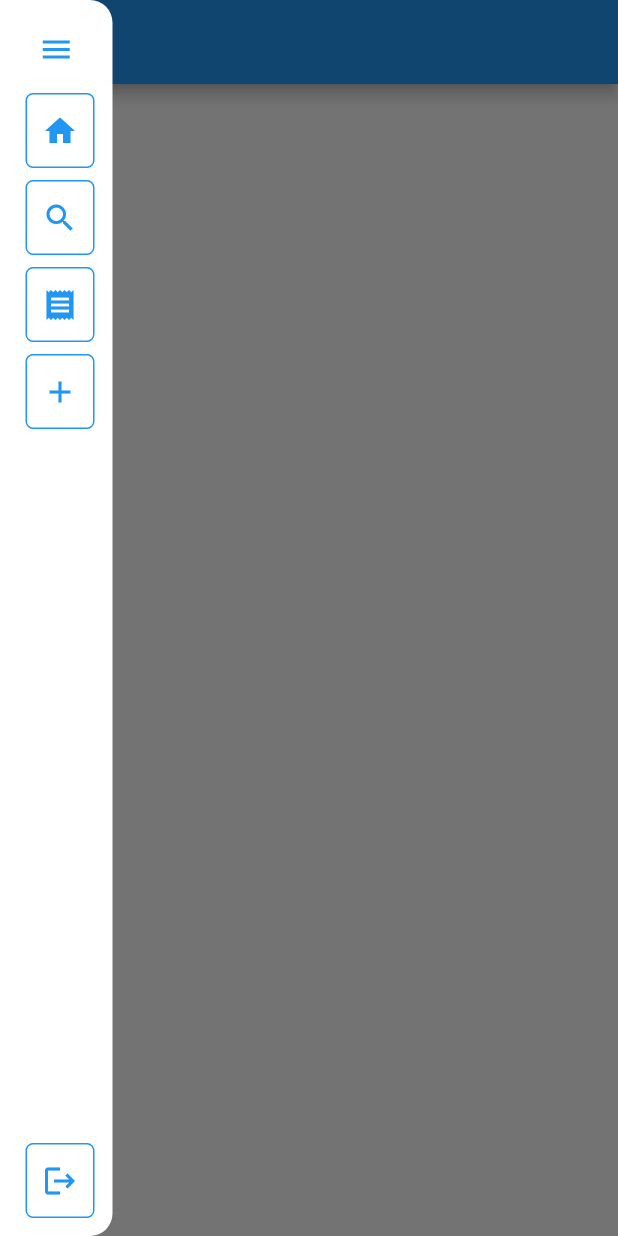
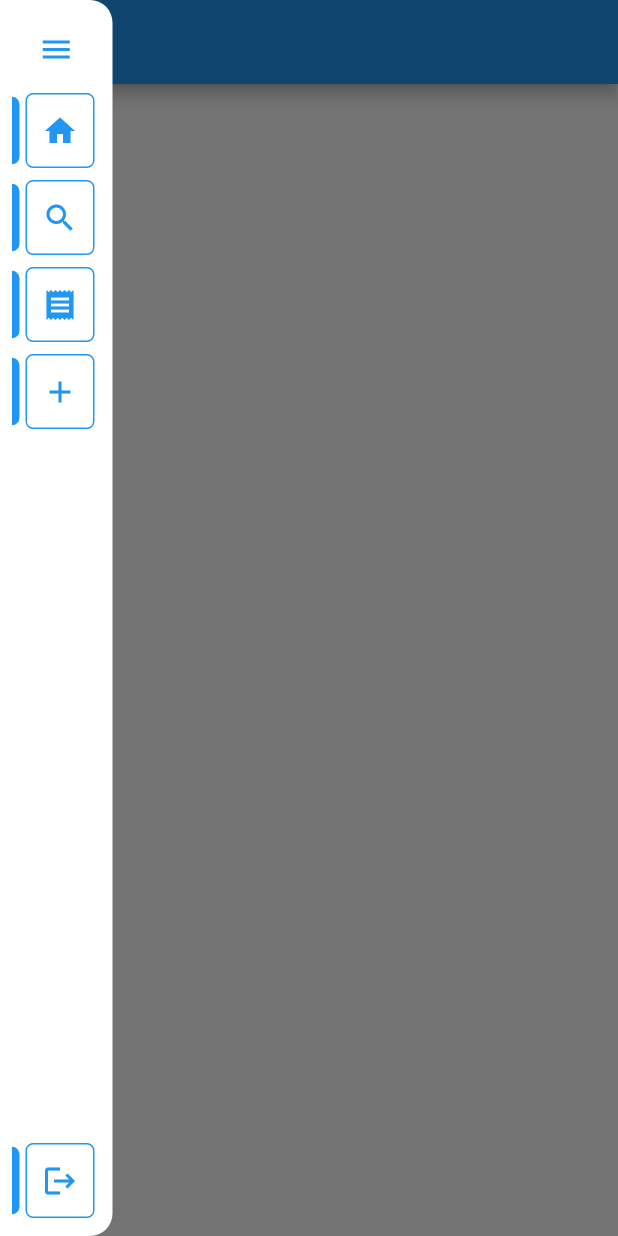
Before and after one commit to Hamza-Shewa/shewa_ui_kit, a Flutter app: the screen it shows after launch, with the side drawer open, on a phone screen of 412 x 824 dp. Run offline on Flutter 3.47's test engine with Material 2 defaults, Android fonts, the phone set to English and light mode, and no system bars; our stand-ins replace cached_network_image; missing offline and left inert: shared_preferences_web.

Commit message:
Update shewa_drawer.dart

```diff
--- a/lib/drawer/elements/shewa_drawer.dart
+++ b/lib/drawer/elements/shewa_drawer.dart
@@ -229,7 +229,7 @@ class ShewaDrawerState extends State<ShewaDrawer>
           height: 45,
           width: 5,
           decoration: BoxDecoration(
-            color: value.barColor ?? Theme.of(context).backgroundColor,
+            color: value.barColor ?? Theme.of(context).primaryColor,
             borderRadius: widget.endDrawer == true
                 ? widget.textDirection == TextDirection.ltr
                     ? const BorderRadius.only(
```
